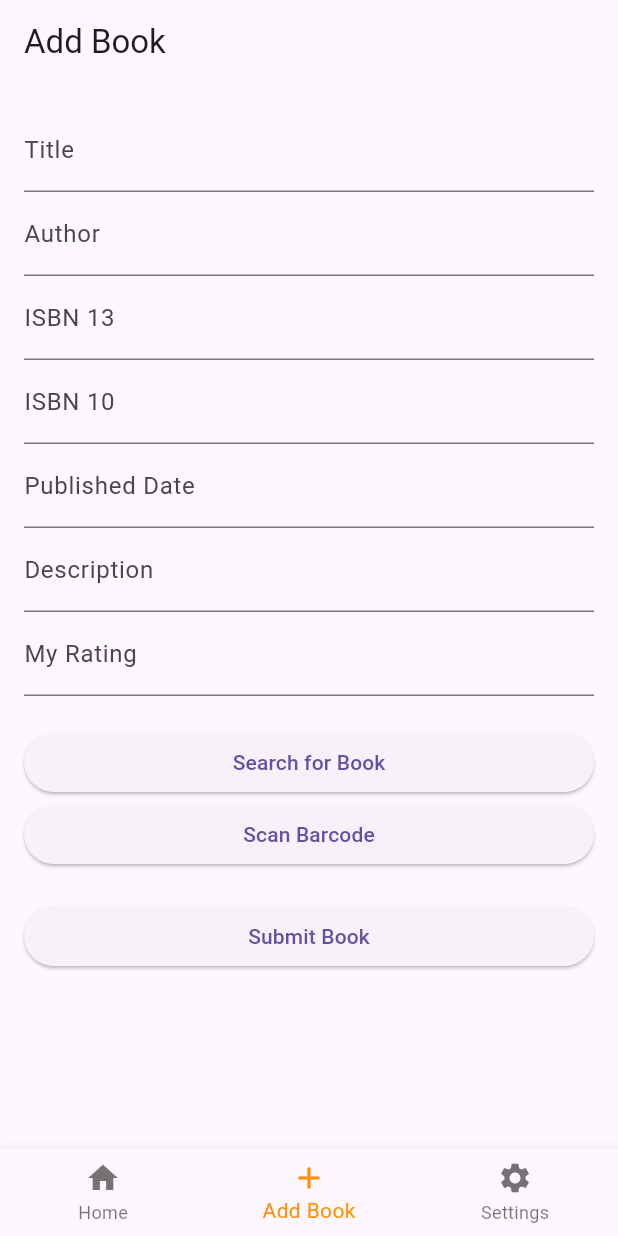
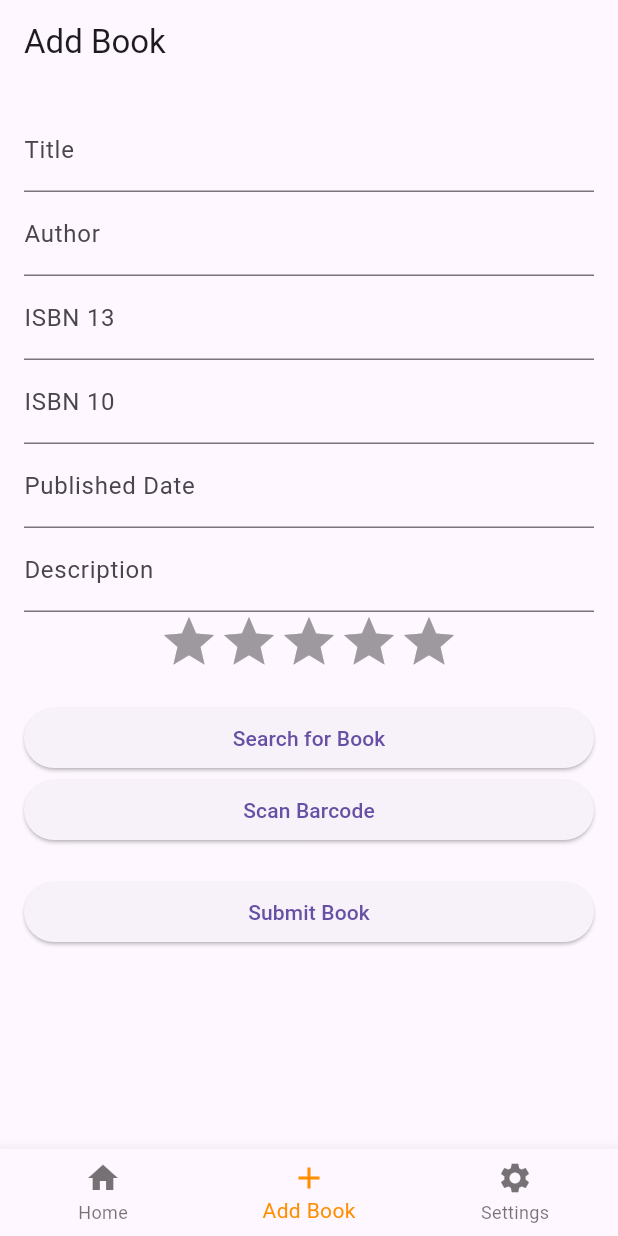
Before and after one commit to shnz99/flutter-library-app, a Flutter app: the screen it shows after launch, item 2 of the bottom bar chosen, on a phone screen of 412 x 824 dp. Run offline on Flutter 3.47's test engine with Material 3 defaults, Android fonts, the phone set to English and light mode, and no system bars; drawn by our look-alikes of flutter_rating_bar; our stand-ins replace get_it, sqflite; missing offline and left inert: barcode_scan2; accounts and stored records are empty.

Commit message:
Add rating bar to book details and add book screens
Add flutter_rating_bar to display average rating and my rating in book details screen.

* **Book Details Screen**
  - Import `flutter_rating_bar` package.
  - Add `RatingBarIndicator` widget to display `averageRating`.
  - Add `RatingBar` widget to display and update `myRating`.

* **Add Book Screen**
  - Replace `TextFormField` for `myRating` with `RatingBar` widget.

* **Book Model**
  - Add `toMap` and `fromMap` methods to `Book` class.

* **Book Service**
  - Update `addBook` and `updateBook` methods to use `toMap` method.
  - Update `getBooks` method to use `fromMap` method.

```diff
--- a/lib/screens/add_book_screen.dart
+++ b/lib/screens/add_book_screen.dart
@@ -175,9 +175,19 @@ class _AddBookScreenState extends State<AddBookScreen> {
                   controller: _descriptionController,
                   decoration: InputDecoration(labelText: 'Description'),
                 ),
-                TextFormField(
-                  controller: _myRatingController,
-                  decoration: InputDecoration(labelText: 'My Rating'),
+                RatingBar(
+                  initialRating: 0,
+                  minRating: 1,
+                  direction: Axis.horizontal,
+                  allowHalfRating: true,
+                  itemCount: 5,
+                  itemBuilder: (context, _) => Icon(
+                    Icons.star,
+                    color: Colors.amber,
+                  ),
+                  onRatingUpdate: (rating) {
+                    _myRatingController.text = rating.toString();
+                  },
                 ),
                 SizedBox(height: 20),
                 Row(
```
Also changed, not shown: lib/models/book.dart (+28 -0 lines), lib/screens/book_details_screen.dart (+26 -3 lines), lib/services/book_service.dart (+3 -13 lines).
